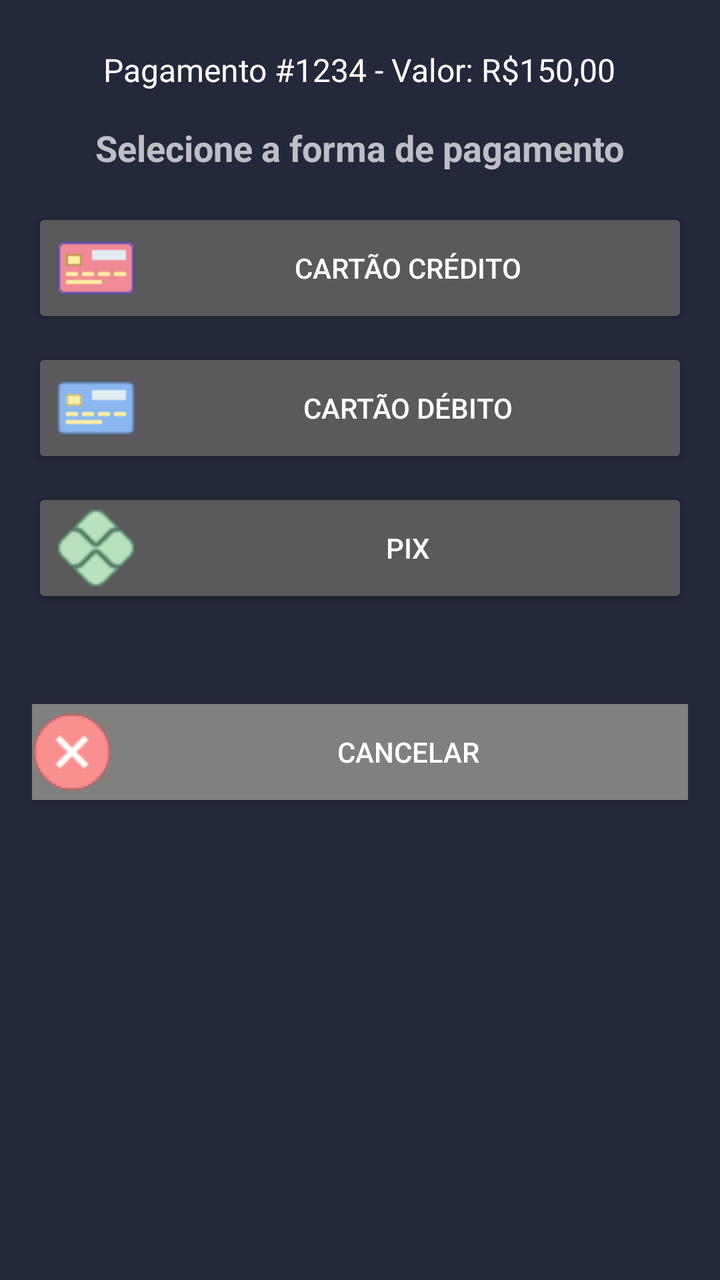
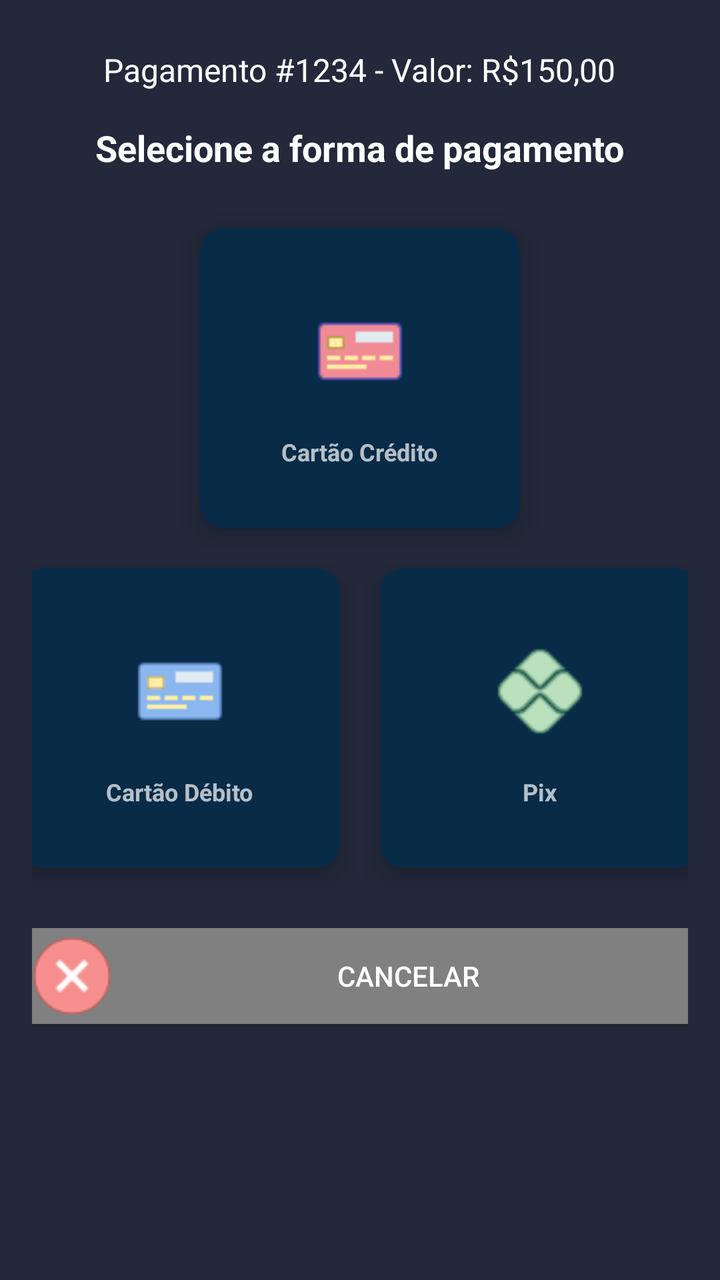

An Android layout rendered at two revisions. The XML below is the earlier revision; the diff shows what the commit changed to produce the second picture.
<!-- AndroidManifest.xml: application theme AppTheme -->
<!-- res/layout/fragment_payment_options.xml -->
<?xml version="1.0" encoding="utf-8"?>
<LinearLayout
    xmlns:android="http://schemas.android.com/apk/res/android"
    android:layout_width="match_parent"
    android:layout_height="wrap_content"
    android:padding="16dp"
    android:orientation="vertical"
    android:background="@color/darkblue2">

    
    <TextView
        android:id="@+id/tv_payment_details"
        android:layout_width="wrap_content"
        android:layout_height="wrap_content"
        android:text="Pagamento #1234 - Valor: R$150,00"
        android:textSize="16sp"
        android:textColor="@android:color/white"
        android:layout_gravity="center_horizontal"
        android:padding="8dp"/>

    
    <TextView
        android:id="@+id/tv_question"
        android:layout_width="wrap_content"
        android:layout_height="wrap_content"
        android:text="Selecione a forma de pagamento"
        android:textSize="18sp"
        android:textStyle="bold"
        android:layout_gravity="center_horizontal"
        android:padding="8dp"/>

    
    <Button
        android:id="@+id/btn_dinheiro"
        android:layout_width="match_parent"
        android:layout_height="wrap_content"
        android:gravity="center"
        android:textAlignment="center"
        android:drawableLeft="@drawable/icmoney"
        android:drawablePadding="8dp"
        android:text="Dinheiro"
        android:visibility="gone"
        android:layout_marginTop="8dp"/>

    <Button
        android:id="@+id/btn_credito"
        android:layout_width="match_parent"
        android:layout_height="wrap_content"
        android:gravity="center"
        android:textAlignment="center"
        android:drawableLeft="@drawable/iccredit"
        android:drawablePadding="8dp"
        android:text="Cartão Crédito"
        android:layout_marginTop="10dp"/>

    <Button
        android:id="@+id/btn_debito"
        android:layout_width="match_parent"
        android:layout_height="wrap_content"
        android:gravity="center"
        android:textAlignment="center"
        android:drawableLeft="@drawable/icdebit"
        android:drawablePadding="8dp"
        android:text="Cartão Débito"
        android:layout_marginTop="10dp"/>

    <Button
        android:id="@+id/btn_pix"
        android:layout_width="match_parent"
        android:layout_height="wrap_content"
        android:gravity="center"
        android:textAlignment="center"
        android:drawableLeft="@drawable/icpix"
        android:drawablePadding="8dp"
        android:text="Pix"
        android:layout_marginTop="10dp"/>

    <Button
        android:id="@+id/btn_cancel"
        android:layout_width="match_parent"
        android:layout_height="wrap_content"
        android:drawableLeft="@drawable/ic_cancel"
        android:drawablePadding="8dp"
        android:background="@color/gray"
        android:gravity="center"
        android:textAlignment="center"

        android:text="Cancelar"
        android:layout_marginTop="48dp"/>
</LinearLayout>
<!-- resources referenced by this layout -->
<resources>
  <color name="darkblue2">#23283A</color>
  <color name="gray">#808080</color>
  <!-- drawable ic_cancel: png bitmap (drawable, 931 bytes) -->
  <!-- drawable iccredit: png bitmap (drawable, 312 bytes) -->
  <!-- drawable icdebit: png bitmap (drawable, 326 bytes) -->
  <!-- drawable icmoney: png bitmap (drawable, 1345 bytes) -->
  <!-- drawable icpix: png bitmap (drawable, 1110 bytes) -->
  <style name="AppTheme" parent="Theme.AppCompat.NoActionBar">
          
          <item name="colorPrimary">@color/darkblue</item>
          <item name="colorPrimaryDark">@color/colorPrimaryDark</item>
          <item name="colorAccent">@color/yello</item>
      </style>
  <color name="darkblue">#082B47</color>
  <color name="colorPrimaryDark">#00574B</color>
  <color name="yello">#FFB300</color>
</resources>

<!-- the commit's change to res/layout/fragment_payment_options.xml (unified diff, before → after) -->
@@ -1,6 +1,7 @@
 <?xml version="1.0" encoding="utf-8"?>
 <LinearLayout
     xmlns:android="http://schemas.android.com/apk/res/android"
+    xmlns:app="http://schemas.android.com/apk/res-auto"
     android:layout_width="match_parent"
     android:layout_height="wrap_content"
     android:padding="16dp"
@@ -26,55 +27,181 @@
         android:text="Selecione a forma de pagamento"
         android:textSize="18sp"
         android:textStyle="bold"
+        android:textColor="@android:color/white"
         android:layout_gravity="center_horizontal"
         android:padding="8dp"/>
 
     
-    <Button
-        android:id="@+id/btn_dinheiro"
+    <LinearLayout
+        android:clipToPadding="false"
+        android:gravity="center"
+        android:orientation="horizontal"
         android:layout_width="match_parent"
         android:layout_height="wrap_content"
+        android:layout_marginTop="10dp">
+
+        
+        <androidx.cardview.widget.CardView
+            android:id="@+id/btn_dinheiro"
+            android:layout_width="160dp"
+            android:layout_height="150dp"
+            android:layout_margin="10dp"
+            android:clickable="true"
+            android:focusable="true"
+            android:visibility="gone"
+            android:foreground="?android:attr/selectableItemBackground"
+            app:cardMaxElevation="12dp"
+            app:cardCornerRadius="12dp"
+            app:cardElevation="8dp">
+
+            <LinearLayout
+                android:layout_width="match_parent"
+                android:layout_height="match_parent"
+                android:background="@color/darkblue"
+                android:gravity="center"
+                android:orientation="vertical">
+
+                <ImageView
+                    android:layout_width="64dp"
+                    android:layout_height="64dp"
+                    android:padding="10dp"
+                    android:src="@drawable/icmoney" />
+
+                <TextView
+                    android:layout_width="wrap_content"
+                    android:layout_height="wrap_content"
+                    android:layout_marginTop="10dp"
+                    android:text="Dinheiro"
+                    android:textSize="12sp"
+                    android:textStyle="bold" />
+
+            </LinearLayout>
+        </androidx.cardview.widget.CardView>
+
+        
+        <androidx.cardview.widget.CardView
+            android:id="@+id/btn_credito"
+            android:layout_width="160dp"
+            android:layout_height="150dp"
+            android:layout_margin="10dp"
+            android:clickable="true"
+            android:focusable="true"
+            android:foreground="?android:attr/selectableItemBackground"
+            app:cardMaxElevation="12dp"
+            app:cardCornerRadius="12dp"
+            app:cardElevation="8dp">
+
+            <LinearLayout
+                android:layout_width="match_parent"
+                android:layout_height="match_parent"
+                android:background="@color/darkblue"
+                android:gravity="center"
+                android:orientation="vertical">
+
+                <ImageView
+                    android:layout_width="64dp"
+                    android:layout_height="64dp"
+                    android:padding="10dp"
+                    android:src="@drawable/iccredit" />
+
+                <TextView
+                    android:layout_width="wrap_content"
+                    android:layout_height="wrap_content"
+                    android:layout_marginTop="10dp"
+                    android:text="Cartão Crédito"
+                    android:textSize="12sp"
+                    android:textStyle="bold" />
+
+            </LinearLayout>
+        </androidx.cardview.widget.CardView>
+
+    </LinearLayout>
+
+    
+    <LinearLayout
+        android:clipToPadding="false"
         android:gravity="center"
-        android:textAlignment="center"
-        android:drawableLeft="@drawable/icmoney"
-        android:drawablePadding="8dp"
-        android:text="Dinheiro"
-        android:visibility="gone"
-        android:layout_marginTop="8dp"/>
-
-    <Button
-        android:id="@+id/btn_credito"
+        android:orientation="horizontal"
         android:layout_width="match_parent"
-        android:layout_height="wrap_content"
-        android:gravity="center"
-        android:textAlignment="center"
-        android:drawableLeft="@drawable/iccredit"
-        android:drawablePadding="8dp"
-        android:text="Cartão Crédito"
-        android:layout_marginTop="10dp"/>
-
-    <Button
-        android:id="@+id/btn_debito"
-        android:layout_width="match_parent"
-        android:layout_height="wrap_content"
-        android:gravity="center"
-        android:textAlignment="center"
-        android:drawableLeft="@drawable/icdebit"
-        android:drawablePadding="8dp"
-        android:text="Cartão Débito"
-        android:layout_marginTop="10dp"/>
-
-    <Button
-        android:id="@+id/btn_pix"
-        android:layout_width="match_parent"
-        android:layout_height="wrap_content"
-        android:gravity="center"
-        android:textAlignment="center"
-        android:drawableLeft="@drawable/icpix"
-        android:drawablePadding="8dp"
-        android:text="Pix"
-        android:layout_marginTop="10dp"/>
-
+        android:layout_height="wrap_content">
+
+        
+        <androidx.cardview.widget.CardView
+            android:id="@+id/btn_debito"
+            android:layout_width="160dp"
+            android:layout_height="150dp"
+            android:layout_margin="10dp"
+            android:clickable="true"
+            android:focusable="true"
+            android:foreground="?android:attr/selectableItemBackground"
+            app:cardMaxElevation="12dp"
+            app:cardCornerRadius="12dp"
+            app:cardElevation="8dp">
+
+            <LinearLayout
+                android:layout_width="match_parent"
+                android:layout_height="match_parent"
+                android:background="@color/darkblue"
+                android:gravity="center"
+                android:orientation="vertical">
+
+                <ImageView
+                    android:layout_width="64dp"
+                    android:layout_height="64dp"
+                    android:padding="10dp"
+                    android:src="@drawable/icdebit" />
+
+                <TextView
+                    android:layout_width="wrap_content"
+                    android:layout_height="wrap_content"
+                    android:layout_marginTop="10dp"
+                    android:text="Cartão Débito"
+                    android:textSize="12sp"
+                    android:textStyle="bold" />
+
+            </LinearLayout>
+        </androidx.cardview.widget.CardView>
+
+        
+        <androidx.cardview.widget.CardView
+            android:id="@+id/btn_pix"
+            android:layout_width="160dp"
+            android:layout_height="150dp"
+            android:layout_margin="10dp"
+            android:clickable="true"
+            android:focusable="true"
+            android:foreground="?android:attr/selectableItemBackground"
+            app:cardMaxElevation="12dp"
+            app:cardCornerRadius="12dp"
+            app:cardElevation="8dp">
+
+            <LinearLayout
+                android:layout_width="match_parent"
+                android:layout_height="match_parent"
+                android:background="@color/darkblue"
+                android:gravity="center"
+                android:orientation="vertical">
+
+                <ImageView
+                    android:layout_width="64dp"
+                    android:layout_height="64dp"
+                    android:padding="10dp"
+                    android:src="@drawable/icpix" />
+
+                <TextView
+                    android:layout_width="wrap_content"
+                    android:layout_height="wrap_content"
+                    android:layout_marginTop="10dp"
+                    android:text="Pix"
+                    android:textSize="12sp"
+                    android:textStyle="bold" />
+
+            </LinearLayout>
+        </androidx.cardview.widget.CardView>
+
+    </LinearLayout>
+
+    
     <Button
         android:id="@+id/btn_cancel"
         android:layout_width="match_parent"
@@ -84,7 +211,7 @@
         android:background="@color/gray"
         android:gravity="center"
         android:textAlignment="center"
-
         android:text="Cancelar"
-        android:layout_marginTop="48dp"/>
+        android:layout_marginTop="20dp"/>
+
 </LinearLayout>
